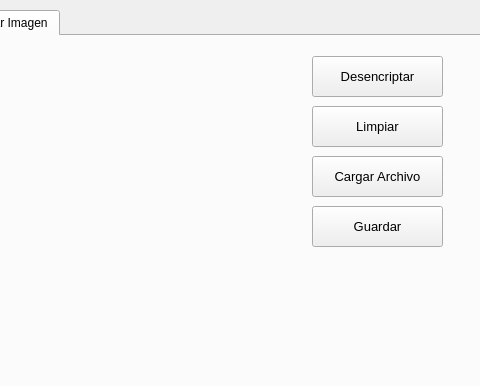
Old version of the form views/FrmDesencriptar.ui in the repository LuisAbdielRivera/encriptarQT; both pictures show x 210 to 690 and y 0 to 386 of the 690 by 512 pixel window.
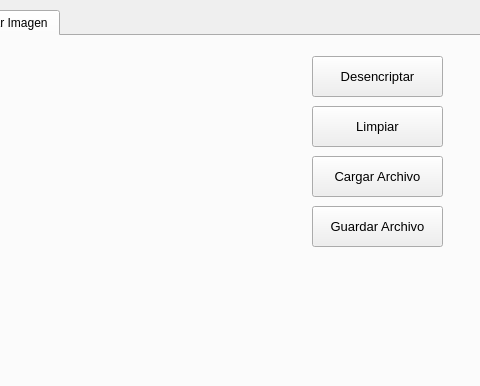
New version of the form. The open tabs and pages were chosen to show the change. Icons and pictures are not drawn.

```diff
--- a/views/FrmDesencriptar.ui
+++ b/views/FrmDesencriptar.ui
@@ -341,7 +341,7 @@
        </font>
       </property>
       <property name="text">
-       <string>Guardar</string>
+       <string>Guardar Archivo</string>
       </property>
       <property name="icon">
        <iconset>
```
Left out of the diff: 4 changed lines with no effect on the pictures.
